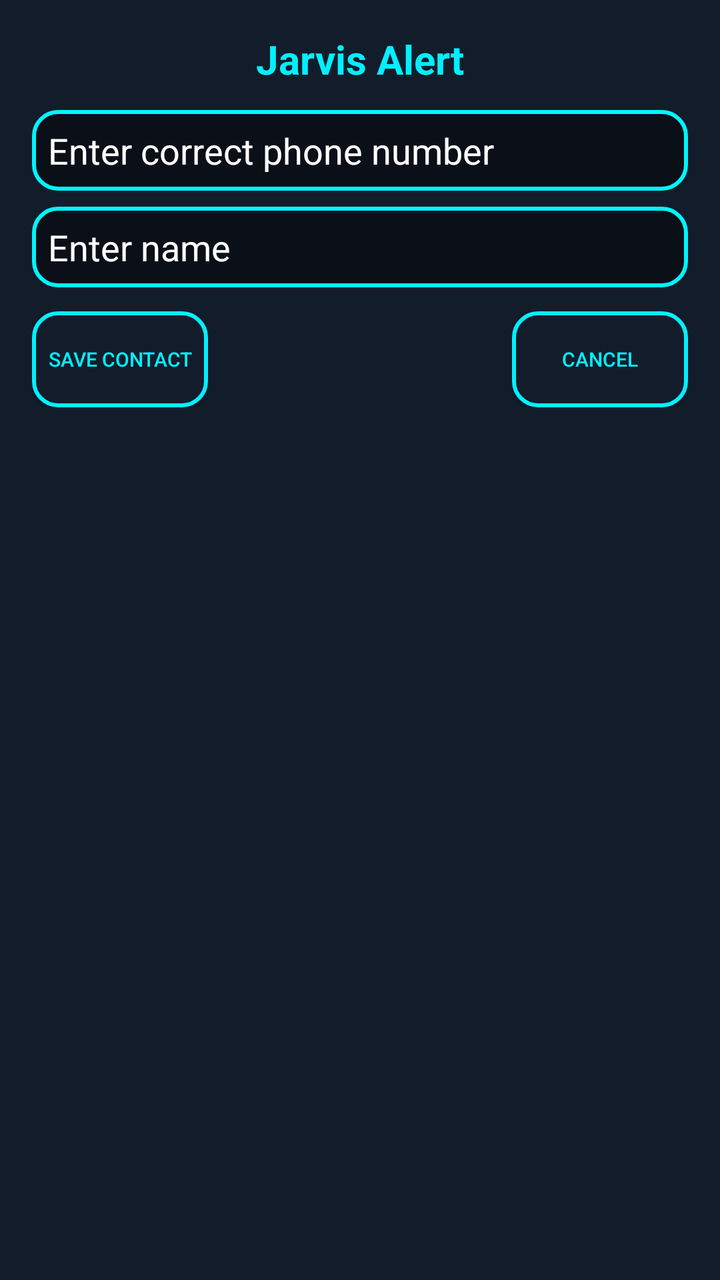
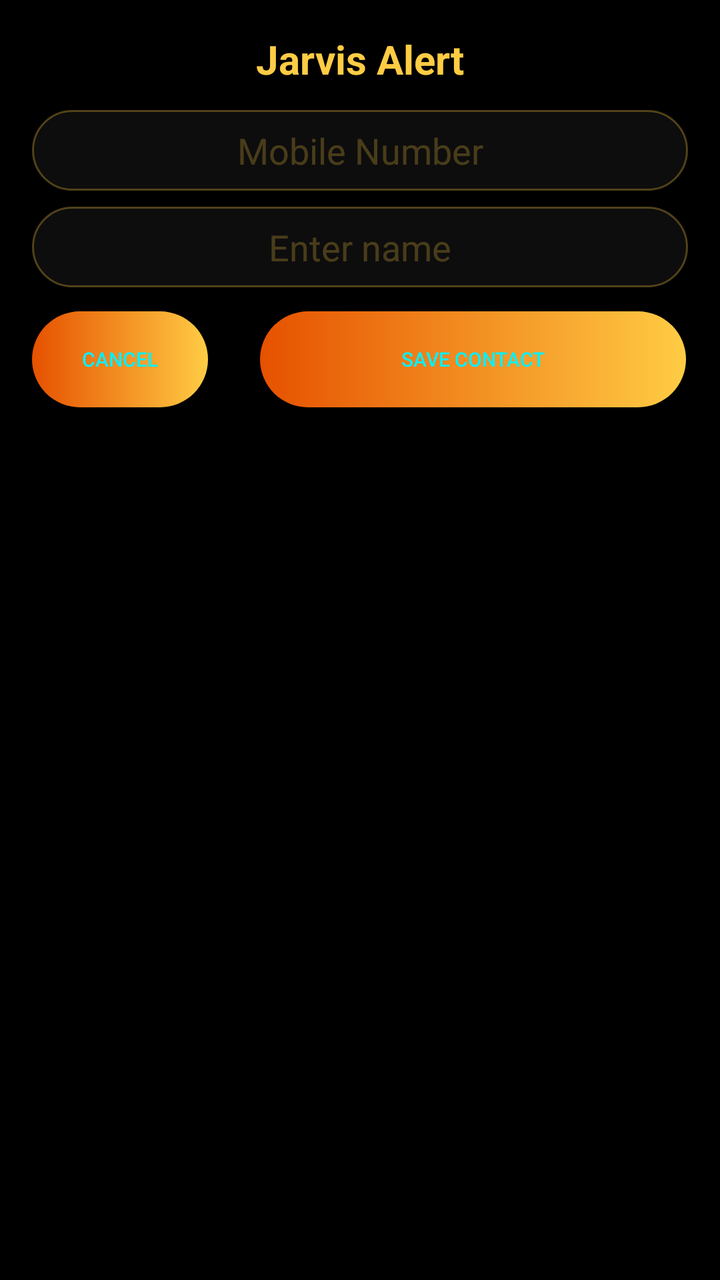

Two renders of the same Android screen: before a commit and after it. Below are the layout's source before the change and the commit's diff.
<!-- AndroidManifest.xml: application theme Theme.TranslateAnyWhere -->
<!-- res/layout/popup_edit_number.xml -->
<?xml version="1.0" encoding="utf-8"?>
<LinearLayout xmlns:android="http://schemas.android.com/apk/res/android"
    xmlns:tools="http://schemas.android.com/tools"
    android:layout_width="270dp"
    android:layout_height="250dp"
    android:background="#131C2A"
    android:orientation="vertical"
    android:padding="16dp"
    android:gravity="center_horizontal"
    tools:ignore="HardcodedText">

    <TextView
        android:id="@+id/jarvisTitle"
        android:layout_width="wrap_content"
        android:layout_height="wrap_content"
        android:text=" Jarvis Alert "
        android:textColor="#00F0FF"
        android:textSize="20sp"
        android:textStyle="bold"
        android:paddingBottom="12dp" />



    <EditText
        android:id="@+id/editPhone"
        android:layout_width="match_parent"
        android:layout_height="wrap_content"
        android:hint="Enter correct phone number"
        android:inputType="phone"
        android:background="@drawable/edit_text"
        android:textColor="@color/white"
        android:textColorHint="@color/white"
        android:padding="8dp" />

    <EditText
        android:id="@+id/editName"
        android:layout_width="match_parent"
        android:layout_height="wrap_content"
        android:hint="Enter name"
        android:background="@drawable/edit_text"
        android:textColor="@color/white"
        android:textColorHint="@color/white"
        android:inputType="textPersonName"
        android:padding="8dp"
        android:layout_marginTop="8dp" />

    <RelativeLayout
        android:layout_width="match_parent"
        android:layout_height="wrap_content"
        android:orientation="horizontal"
        android:gravity="center"
        android:layout_marginTop="12dp">

        <Button
            android:id="@+id/btnSave"
            android:layout_width="wrap_content"
            android:layout_height="wrap_content"
            android:textColor="#00F0FF"
            android:textSize="10dp"
            android:layout_marginEnd="10dp"
            android:background="@drawable/btnshape"
            android:text="Save Contact" />

        <Button
            android:id="@+id/btnCancel"
            android:layout_width="wrap_content"
            android:layout_height="wrap_content"
            android:layout_alignParentEnd="true"
            android:layout_marginEnd="0dp"
            android:background="@drawable/btnshape"
            android:textSize="10dp"
            android:textColor="#00F0FF"
            android:text="Cancel" />
    </RelativeLayout>
</LinearLayout>
<!-- resources referenced by this layout -->
<resources>
  <color name="white">#FFFFFFFF</color>
  <!-- drawable btnshape (drawable) -->
  <?xml version="1.0" encoding="utf-8"?>
  <shape xmlns:android="http://schemas.android.com/apk/res/android" android:shape="rectangle">
      <solid android:color="#131C2A" />
  
      <stroke
          android:width="2dp"
          android:color="#00F0FF" />
  
      <corners android:radius="12dp"/>
  </shape>
  <!-- drawable edit_text (drawable) -->
  <?xml version="1.0" encoding="utf-8"?>
  <shape xmlns:android="http://schemas.android.com/apk/res/android" android:shape="rectangle">
      <solid android:color="#0A0F18"/>
  
      <stroke android:width="2dp" android:color="#00F5FF"/>
  
      <corners android:radius="12dp"/>
  
      <padding
          android:left="16dp"
          android:top="12dp"
          android:right="16dp"
          android:bottom="12dp"/>
  </shape>
  <style name="Theme.TranslateAnyWhere" parent="Base.Theme.TranslateAnyWhere" />
  <style name="Base.Theme.TranslateAnyWhere" parent="Theme.AppCompat.DayNight.NoActionBar">
          
          
      </style>
</resources>

<!-- the commit's change to res/layout/popup_edit_number.xml (unified diff, before → after) -->
@@ -3,7 +3,7 @@
     xmlns:tools="http://schemas.android.com/tools"
     android:layout_width="270dp"
     android:layout_height="250dp"
-    android:background="#131C2A"
+    android:background="@color/black"
     android:orientation="vertical"
     android:padding="16dp"
     android:gravity="center_horizontal"
@@ -14,7 +14,7 @@
         android:layout_width="wrap_content"
         android:layout_height="wrap_content"
         android:text=" Jarvis Alert "
-        android:textColor="#00F0FF"
+        android:textColor="@color/jarvis_amber"
         android:textSize="20sp"
         android:textStyle="bold"
         android:paddingBottom="12dp" />
@@ -25,11 +25,12 @@
         android:id="@+id/editPhone"
         android:layout_width="match_parent"
         android:layout_height="wrap_content"
-        android:hint="Enter correct phone number"
+        android:hint="Mobile Number"
         android:inputType="phone"
-        android:background="@drawable/edit_text"
+        android:background="@drawable/input_bg_golden"
         android:textColor="@color/white"
-        android:textColorHint="@color/white"
+        android:textAlignment="center"
+        android:textColorHint="@color/jarvis_amber_glow"
         android:padding="8dp" />
 
     <EditText
@@ -37,9 +38,10 @@
         android:layout_width="match_parent"
         android:layout_height="wrap_content"
         android:hint="Enter name"
-        android:background="@drawable/edit_text"
+        android:background="@drawable/input_bg_golden"
         android:textColor="@color/white"
-        android:textColorHint="@color/white"
+        android:textAlignment="center"
+        android:textColorHint="@color/jarvis_amber_glow"
         android:inputType="textPersonName"
         android:padding="8dp"
         android:layout_marginTop="8dp" />
@@ -55,21 +57,25 @@
             android:id="@+id/btnSave"
             android:layout_width="wrap_content"
             android:layout_height="wrap_content"
+            android:layout_alignParentStart="true"
+            android:layout_alignParentEnd="true"
+            android:layout_marginStart="114dp"
+            android:layout_marginEnd="1dp"
+            android:background="@drawable/btnshape"
+            android:text="Save Contact"
             android:textColor="#00F0FF"
-            android:textSize="10dp"
-            android:layout_marginEnd="10dp"
-            android:background="@drawable/btnshape"
-            android:text="Save Contact" />
+            android:textSize="10dp" />
 
         <Button
             android:id="@+id/btnCancel"
             android:layout_width="wrap_content"
             android:layout_height="wrap_content"
-            android:layout_alignParentEnd="true"
             android:layout_marginEnd="0dp"
             android:background="@drawable/btnshape"
-            android:textSize="10dp"
+            android:text="Cancel"
             android:textColor="#00F0FF"
-            android:text="Cancel" />
+            android:textSize="10dp" />
+
     </RelativeLayout>
+
 </LinearLayout>
<!-- resource entries referenced after the edit -->
@@ -1,31 +1,31 @@
 <!-- resources referenced by this layout -->
 <resources>
+  <color name="black">#FF000000</color>
+  <color name="jarvis_amber">#FFCC44</color>
+  <color name="jarvis_amber_glow">#40FFCC44</color>
   <color name="white">#FFFFFFFF</color>
   <!-- drawable btnshape (drawable) -->
   <?xml version="1.0" encoding="utf-8"?>
   <shape xmlns:android="http://schemas.android.com/apk/res/android" android:shape="rectangle">
-      <solid android:color="#131C2A" />
-  
+      <gradient
+          android:angle="0"
+          android:startColor="#E65100"
+          android:endColor="@color/jarvis_amber"
+          android:type="linear" />
+      <corners android:radius="30dp"/>
+  </shape>
+  <!-- drawable input_bg_golden (drawable) -->
+  <?xml version="1.0" encoding="utf-8"?>
+  <shape xmlns:android="http://schemas.android.com/apk/res/android">
+      
+      <solid android:color="#0DFFFFFF" />
+      
+      
       <stroke
-          android:width="2dp"
-          android:color="#00F0FF" />
-  
-      <corners android:radius="12dp"/>
-  </shape>
-  <!-- drawable edit_text (drawable) -->
-  <?xml version="1.0" encoding="utf-8"?>
-  <shape xmlns:android="http://schemas.android.com/apk/res/android" android:shape="rectangle">
-      <solid android:color="#0A0F18"/>
-  
-      <stroke android:width="2dp" android:color="#00F5FF"/>
-  
-      <corners android:radius="12dp"/>
-  
-      <padding
-          android:left="16dp"
-          android:top="12dp"
-          android:right="16dp"
-          android:bottom="12dp"/>
+          android:width="1dp"
+          android:color="#4DFFCC44" />
+          
+      <corners android:radius="20dp" />
   </shape>
   <style name="Theme.TranslateAnyWhere" parent="Base.Theme.TranslateAnyWhere" />
   <style name="Base.Theme.TranslateAnyWhere" parent="Theme.AppCompat.DayNight.NoActionBar">
